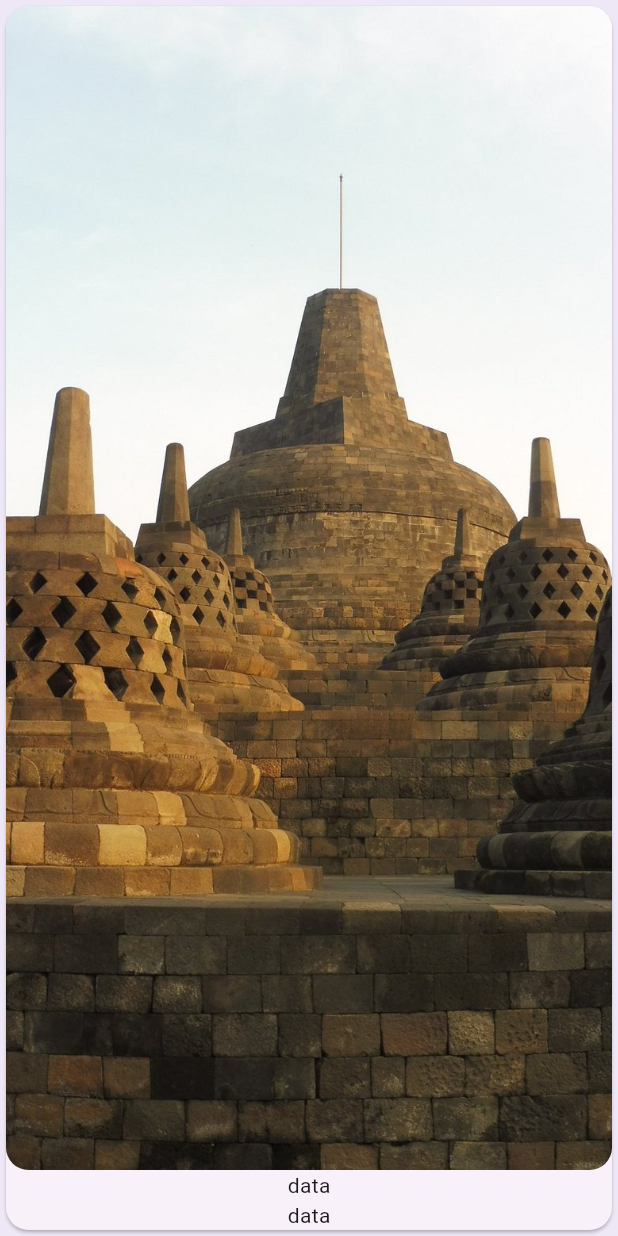
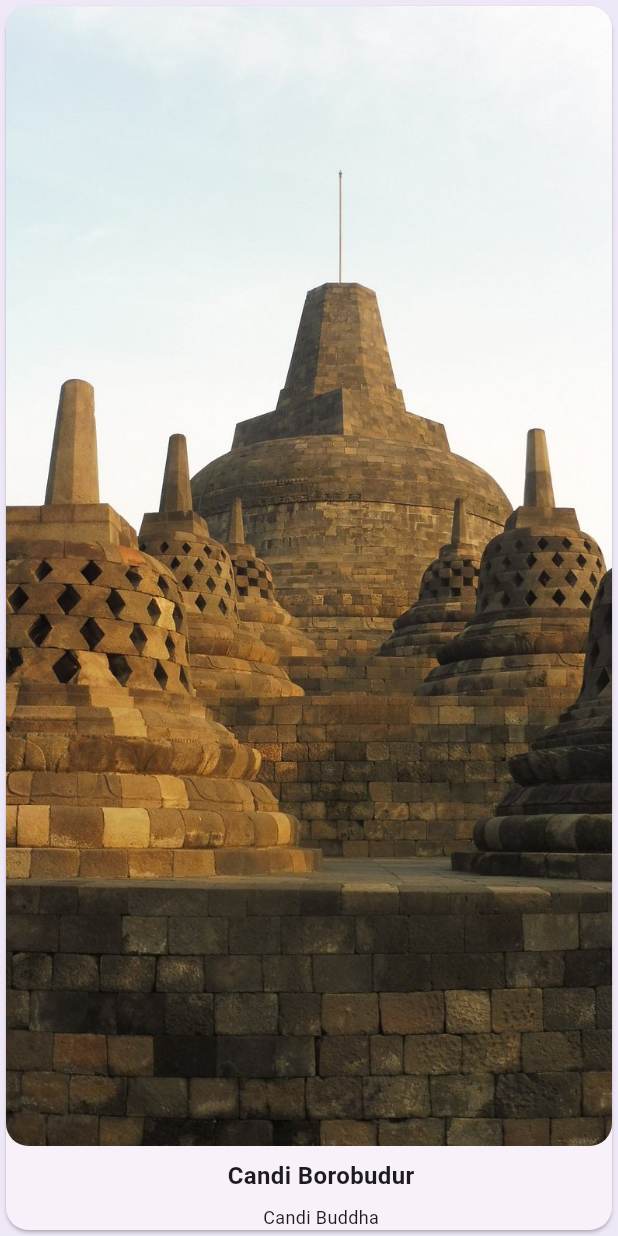
Before and after one commit to gledysapriliana/wisata_candi_gledys, a Flutter app: the ItemCard widget shown alone on an empty page, opened directly with sample values from the repository, on a phone screen of 412 x 824 dp. Run offline on Flutter 3.47's test engine with Material 3 defaults, Android fonts, the phone set to English and light mode, and no system bars; our stand-ins replace cached_network_image.

Commit message:
menyelesaikan item_card
menyelesaikan item_card di TODO 4 dan 5

```diff
--- a/lib/widgets/item_card.dart
+++ b/lib/widgets/item_card.dart
@@ -25,10 +25,19 @@ class ItemCard extends StatelessWidget {
               ),
             ),
           ),
-          Text("data"),
-          Text("data"),
           //TODO: 4. Buat Text sebagai anak dari Column
+          Padding(
+            padding: EdgeInsets.only(left: 16, top: 8),
+            child: Text(candi.name,
+              style: TextStyle(fontSize: 16,
+                  fontWeight: FontWeight.bold )),
+          ),
           //TODO: 5. Buat Text sebagai anak dari Column
+          Padding(
+            padding: EdgeInsets.only(left: 16, top: 8),
+            child: Text(candi.type,
+                style: TextStyle(fontSize: 12)),
+          ),
         ],
       ),
     );
```
